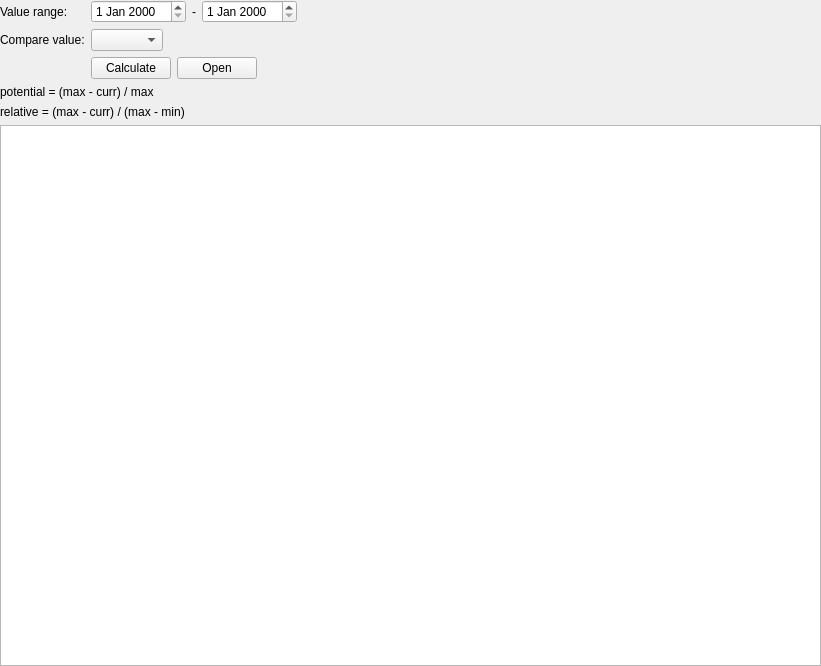
First picture: the form in src/stockmonitor/ui/widget/tool/minmaxwidget.ui, repository anetczuk/stock-monitor, before the edit.
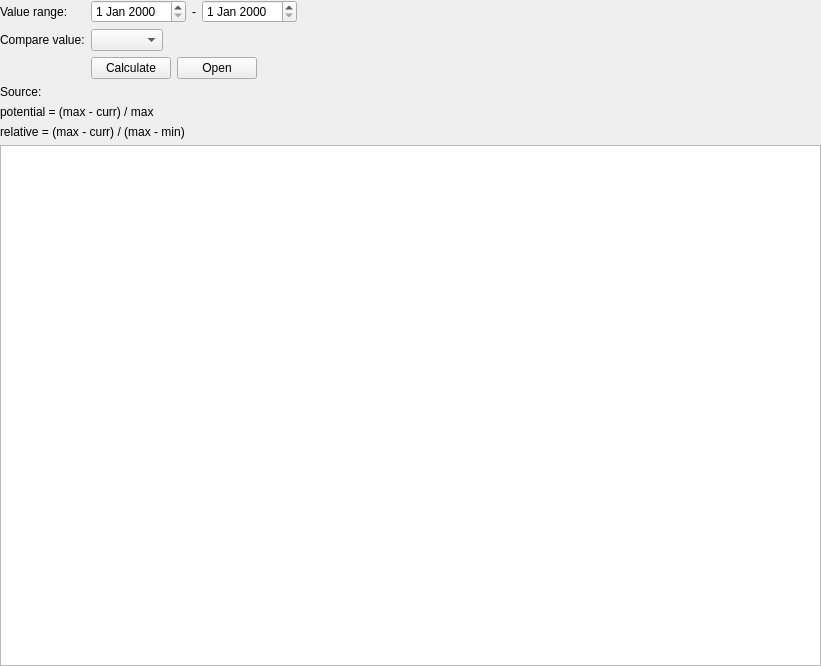
Second picture: the form after the edit. Custom widgets are drawn as their Qt base class.

Commit message: Add source info

```diff
--- a/src/stockmonitor/ui/widget/tool/minmaxwidget.ui
+++ b/src/stockmonitor/ui/widget/tool/minmaxwidget.ui
@@ -126,6 +126,20 @@
        </item>
       </layout>
      </item>
+     <item row="3" column="1">
+      <widget class="QLabel" name="sourceLabel">
+       <property name="text">
+        <string/>
+       </property>
+      </widget>
+     </item>
+     <item row="3" column="0">
+      <widget class="QLabel" name="label_7">
+       <property name="text">
+        <string>Source:</string>
+       </property>
+      </widget>
+     </item>
     </layout>
    </item>
    <item>
```
The commit also changes 16 other files.
